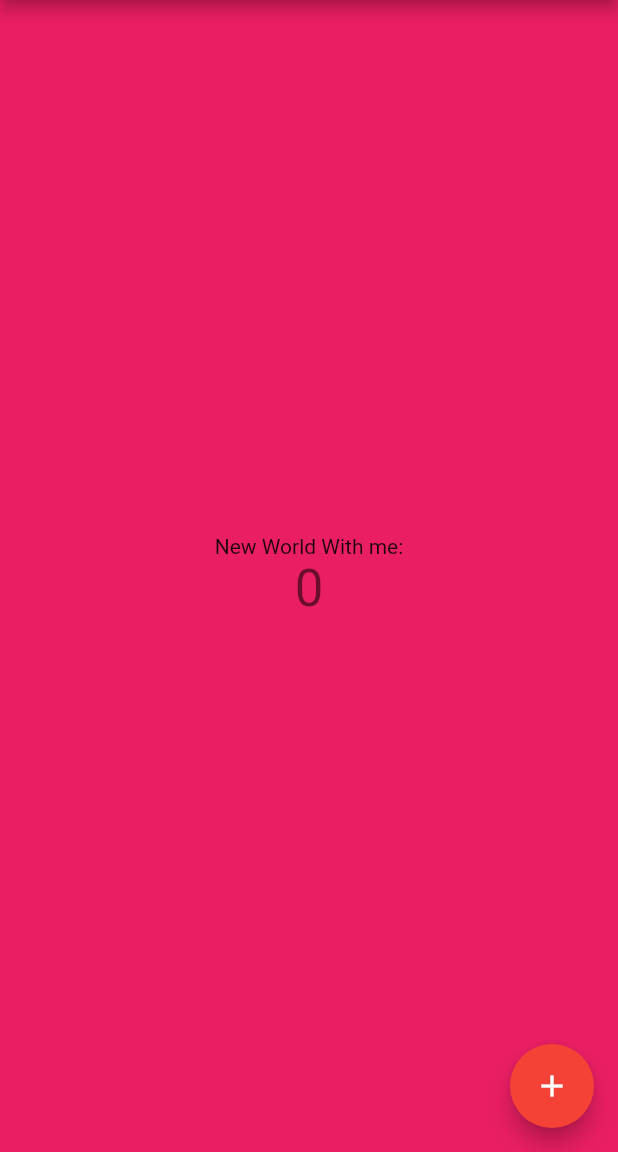
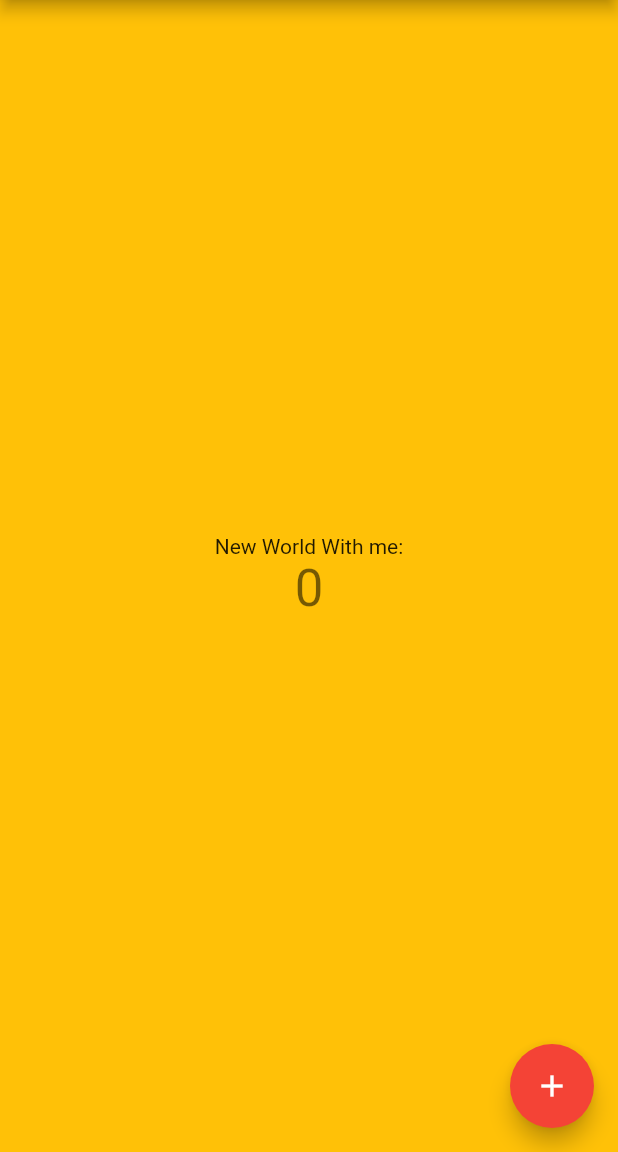
Before and after one commit to rajeshreemistry/flutterCounterApp, a Flutter app: the screen it shows after launch, on a phone screen of 412 x 824 dp, the part 84-1236 px from its top. Run offline on Flutter 3.47's test engine with Material 2 defaults, Android fonts, the phone set to English and light mode, and no system bars.

Commit message:
Change color to amber

```diff
--- a/lib/main.dart
+++ b/lib/main.dart
@@ -70,7 +70,7 @@ class _MyHomePageState extends State<MyHomePage> {
     // fast, so that you can just rebuild anything that needs updating rather
     // than having to individually change instances of widgets.
     return Scaffold(
-      backgroundColor: Colors.pink,
+      backgroundColor: Colors.amber,
       appBar: AppBar(
         // Here we take the value from the MyHomePage object that was created by
         // the App.build method, and use it to set our appbar title.
```
